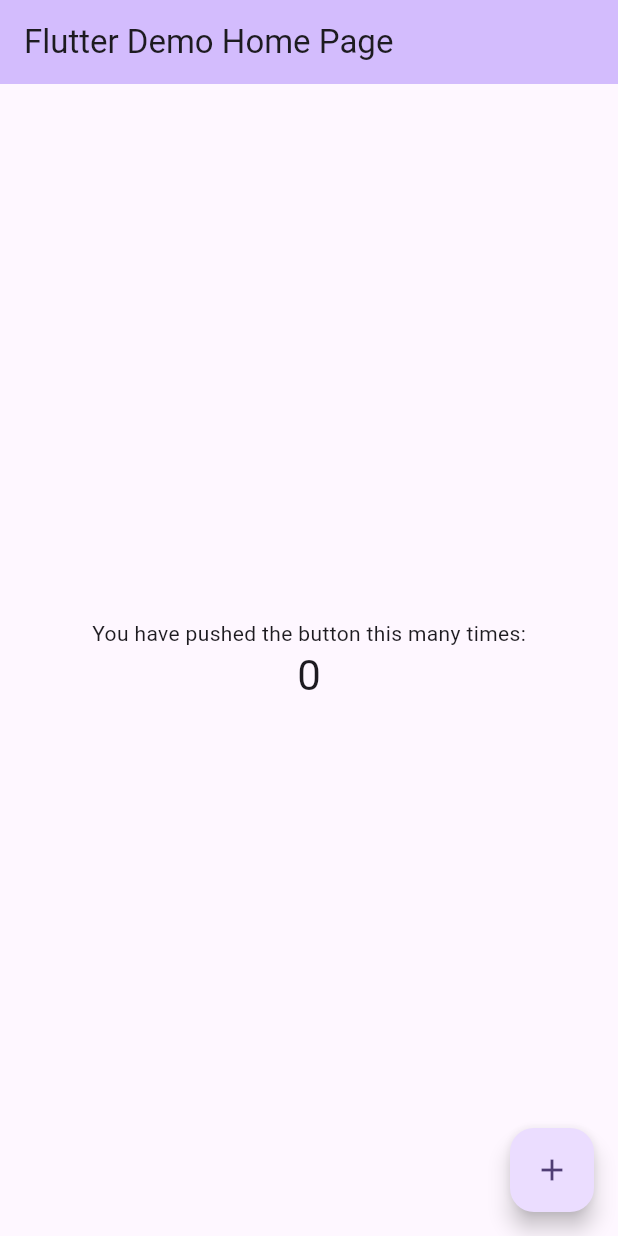
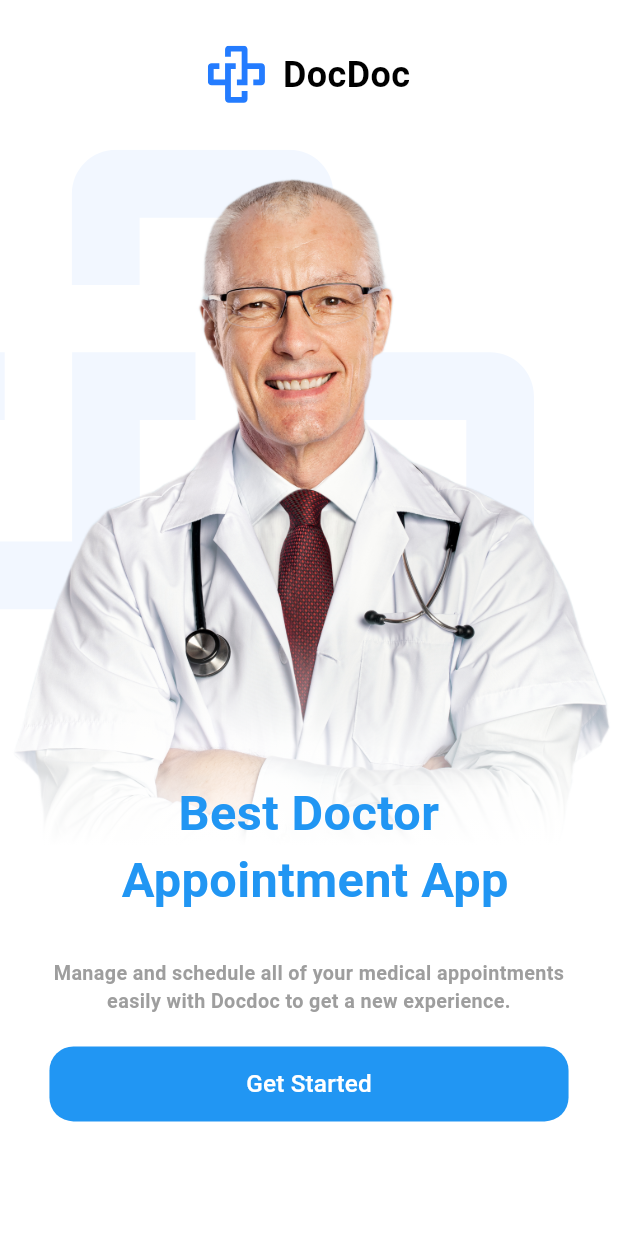
Before and after one commit to Hanyshahee/advanced-app, a Flutter app: the screen it shows after launch, on a phone screen of 412 x 824 dp. Run offline on Flutter 3.47's test engine with Material 3 defaults, Android fonts, the phone set to English and light mode, and no system bars; our stand-ins replace flutter_screenutil, flutter_svg, go_router.

Commit message:
- added images & svgs folder for assets -added flutter_svg &  Screen_utils -added flutter go_router & and made routing folder -made a file for Doc app client -added color & textstyles -added emity login screen

```diff
--- /dev/null
+++ b/lib/core/routing/routers.dart
@@ -0,0 +1,11 @@
+import 'package:advancedapp/features/on_bording/presentation/views/onbording_screen.dart';
+import 'package:go_router/go_router.dart';
+
+abstract class Approuter {
+  static final router = GoRouter(
+    initialLocation: '/',
+    routes: [
+      GoRoute(path:'/',builder: (context , state)=> const OnbordingScreen() )
+    ]
+  );
+}
--- /dev/null
+++ b/lib/core/theming/colors.dart
@@ -0,0 +1,6 @@
+import 'package:flutter/material.dart';
+
+class ColorsManger {
+  static const Color minBlue = Color(0xFF247CFF);
+  static const Color grey = Color(0xFF757575);
+}
--- /dev/null
+++ b/lib/core/theming/styles.dart
@@ -0,0 +1,25 @@
+import 'package:flutter/material.dart';
+import 'package:flutter_screenutil/flutter_screenutil.dart';
+
+class TextStyles {
+  static TextStyle font24black700weight = TextStyle(
+    fontSize: 24,
+    fontWeight: FontWeight.w700,
+    color: Colors.black,
+  );
+  static TextStyle font32boldblue =TextStyle(
+    fontSize: 32.sp,
+    fontWeight: FontWeight.bold,
+    color: Colors.blue,
+  );
+  static TextStyle font13gryregular =TextStyle(
+    fontSize: 13.sp,
+    fontWeight: FontWeight.bold,
+    color: Colors.grey,
+  );
+  static TextStyle font16whietsmibold =TextStyle(
+    fontSize: 16.sp,
+    fontWeight: FontWeight.w500,
+    color: Colors.white,
+  );
+}
--- /dev/null
+++ b/lib/doc_app.dart
@@ -0,0 +1,26 @@
+import 'package:advancedapp/core/routing/routers.dart';
+import 'package:advancedapp/core/theming/colors.dart';
+import 'package:flutter/material.dart';
+import 'package:flutter_screenutil/flutter_screenutil.dart';
+
+class DocApp extends StatelessWidget {
+  const DocApp({super.key});
+
+  @override
+  Widget build(BuildContext context) {
+    return ScreenUtilInit(
+      designSize: const Size(375, 812),
+      minTextAdapt: true,
+      splitScreenMode: true,
+      builder: (context, child) {
+        return MaterialApp.router(
+          title: 'Doc App',
+          theme: ThemeData(primaryColor: ColorsManger.minBlue,
+          scaffoldBackgroundColor: Colors.white),
+          debugShowCheckedModeBanner: false,
+          routerConfig:Approuter.router
+        );
+      },
+    );
+  }
+}
--- /dev/null
+++ b/lib/features/on_bording/presentation/views/onbording_screen.dart
@@ -0,0 +1,44 @@
+import 'package:advancedapp/core/theming/styles.dart';
+import 'package:advancedapp/features/on_bording/presentation/views/widgets/doc_logo_and_named.dart';
+import 'package:advancedapp/features/on_bording/presentation/views/widgets/doctor_image_and_text.dart';
+import 'package:advancedapp/features/on_bording/presentation/views/widgets/get_started_boutton.dart';
+import 'package:flutter/material.dart';
+import 'package:flutter_screenutil/flutter_screenutil.dart';
+
+class OnbordingScreen extends StatelessWidget {
+  const OnbordingScreen({super.key});
+
+  @override
+  Widget build(BuildContext context) {
+    return Scaffold(
+      body: SafeArea(
+        child: SingleChildScrollView(
+          child: Padding(
+            padding: EdgeInsets.only(top: 30.h, bottom: 30.h),
+            child: Column(
+              children: [
+                const DocLogoAndNamed(),
+                SizedBox(height: 30.h),
+                const DoctorImageAndText(),
+                Padding(
+                  padding: EdgeInsets.symmetric(horizontal: 30.w),
+                  child: Column(
+                    children: [
+                      Text(
+                        "Manage and schedule all of your medical appointments easily with Docdoc to get a new experience.",
+                        style: TextStyles.font13gryregular,
+                        textAlign: TextAlign.center,
+                      ),
+                      SizedBox(height: 20.h),
+                     const GetStartedBoutton(),
+                    ],
+                  ),
+                ),
+              ],
+            ),
+          ),
+        ),
+      ),
+    );
+  }
+}
--- /dev/null
+++ b/lib/features/on_bording/presentation/views/widgets/doc_logo_and_named.dart
@@ -0,0 +1,23 @@
+import 'package:advancedapp/core/theming/styles.dart';
+import 'package:flutter/material.dart';
+import 'package:flutter_screenutil/flutter_screenutil.dart';
+import 'package:flutter_svg/flutter_svg.dart';
+
+class DocLogoAndNamed extends StatelessWidget {
+  const DocLogoAndNamed({super.key});
+
+  @override
+  Widget build(BuildContext context) {
+    return Row(
+      mainAxisAlignment: MainAxisAlignment.center,
+      children: [
+        SvgPicture.asset("assets/svgs/docdoc_logo.svg"),
+        SizedBox(width: 10.w),
+        Text(
+          "DocDoc",
+          style: TextStyles.font24black700weight
+        ),
+      ],
+    );
+  }
+}
--- /dev/null
+++ b/lib/features/on_bording/presentation/views/widgets/doctor_image_and_text.dart
@@ -0,0 +1,37 @@
+import 'package:advancedapp/core/theming/styles.dart';
+import 'package:flutter/material.dart';
+import 'package:flutter_svg/svg.dart';
+
+class DoctorImageAndText extends StatelessWidget {
+  const DoctorImageAndText({super.key});
+
+  @override
+  Widget build(BuildContext context) {
+    return Stack(
+      children: [
+        SvgPicture.asset("assets/svgs/doc_doc_low_opacity.svg"),
+        Container(
+          foregroundDecoration: BoxDecoration(
+            gradient: LinearGradient(
+              colors: [Colors.white, Colors.white.withOpacity(0.0)],
+              begin: Alignment.bottomCenter,
+              end: Alignment.topCenter,
+              stops: const [0.14, 0.4],
+            ),
+          ),
+          child: Image.asset("assets/images/onbording_doctor.png"),
+        ),
+        Positioned(
+          bottom: 30,
+          left: 0,
+          right: 0,
+          child: Text(
+            "Best Doctor \n Appointment App",
+            textAlign: TextAlign.center,
+            style: TextStyles.font32boldblue.copyWith(height: 1.4),
+          ),
+        ),
+      ],
+    );
+  }
+}
--- /dev/null
+++ b/lib/features/on_bording/presentation/views/widgets/get_started_boutton.dart
@@ -0,0 +1,22 @@
+import 'package:advancedapp/core/theming/styles.dart';
+import 'package:flutter/material.dart';
+
+class GetStartedBoutton extends StatelessWidget {
+  const GetStartedBoutton({super.key});
+
+  @override
+  Widget build(BuildContext context) {
+    return TextButton(
+      onPressed: () {},
+      style: ButtonStyle(
+        backgroundColor: MaterialStateProperty.all(Colors.blue),
+        tapTargetSize: MaterialTapTargetSize.shrinkWrap,
+        minimumSize: MaterialStatePropertyAll(Size(double.infinity, 50)),
+        shape: MaterialStateProperty.all(
+          RoundedRectangleBorder(borderRadius: BorderRadius.circular(16)),
+        ),
+      ),
+      child: Text("Get Started", style: TextStyles.font16whietsmibold),
+    );
+  }
+}
--- a/lib/main.dart
+++ b/lib/main.dart
@@ -1,122 +1,5 @@
+import 'package:advancedapp/doc_app.dart';
 import 'package:flutter/material.dart';
-
-void main() {
-  runApp(const MyApp());
+main(){
+  runApp(const DocApp());
 }
-
-class MyApp extends StatelessWidget {
-  const MyApp({super.key});
-
-  // This widget is the root of your application.
-  @override
-  Widget build(BuildContext context) {
-    return MaterialApp(
-      title: 'Flutter Demo',
-      theme: ThemeData(
-        // This is the theme of your application.
-        //
-        // TRY THIS: Try running your application with "flutter run". You'll see
-        // the application has a purple toolbar. Then, without quitting the app,
-        // try changing the seedColor in the colorScheme below to Colors.green
-        // and then invoke "hot reload" (save your changes or press the "hot
-        // reload" button in a Flutter-supported IDE, or press "r" if you used
-        // the command line to start the app).
-        //
-        // Notice that the counter didn't reset back to zero; the application
-        // state is not lost during the reload. To reset the state, use hot
-        // restart instead.
-        //
-        // This works for code too, not just values: Most code changes can be
-        // tested with just a hot reload.
-        colorScheme: ColorScheme.fromSeed(seedColor: Colors.deepPurple),
-      ),
-      home: const MyHomePage(title: 'Flutter Demo Home Page'),
-    );
-  }
-}
-
-class MyHomePage extends StatefulWidget {
-  const MyHomePage({super.key, required this.title});
-
-  // This widget is the home page of your application. It is stateful, meaning
-  // that it has a State object (defined below) that contains fields that affect
-  // how it looks.
-
-  // This class is the configuration for the state. It holds the values (in this
-  // case the title) provided by the parent (in this case the App widget) and
-  // used by the build method of the State. Fields in a Widget subclass are
-  // always marked "final".
-
-  final String title;
-
-  @override
-  State<MyHomePage> createState() => _MyHomePageState();
-}
-
-class _MyHomePageState extends State<MyHomePage> {
-  int _counter = 0;
-
-  void _incrementCounter() {
-    setState(() {
-      // This call to setState tells the Flutter framework that something has
-      // changed in this State, which causes it to rerun the build method below
-      // so that the display can reflect the updated values. If we changed
-      // _counter without calling setState(), then the build method would not be
-      // called again, and so nothing would appear to happen.
-      _counter++;
-    });
-  }
-
-  @override
-  Widget build(BuildContext context) {
-    // This method is rerun every time setState is called, for instance as done
-    // by the _incrementCounter method above.
-    //
-    // The Flutter framework has been optimized to make rerunning build methods
-    // fast, so that you can just rebuild anything that needs updating rather
-    // than having to individually change instances of widgets.
-    return Scaffold(
-      appBar: AppBar(
-        // TRY THIS: Try changing the color here to a specific color (to
-        // Colors.amber, perhaps?) and trigger a hot reload to see the AppBar
-        // change color while the other colors stay the same.
-        backgroundColor: Theme.of(context).colorScheme.inversePrimary,
-        // Here we take the value from the MyHomePage object that was created by
-        // the App.build method, and use it to set our appbar title.
-        title: Text(widget.title),
-      ),
-      body: Center(
-        // Center is a layout widget. It takes a single child and positions it
-        // in the middle of the parent.
-        child: Column(
-          // Column is also a layout widget. It takes a list of children and
-          // arranges them vertically. By default, it sizes itself to fit its
-          // children horizontally, and tries to be as tall as its parent.
-          //
-          // Column has various properties to control how it sizes itself and
-          // how it positions its children. Here we use mainAxisAlignment to
-          // center the children vertically; the main axis here is the vertical
-          // axis because Columns are vertical (the cross axis would be
-          // horizontal).
-          //
-          // TRY THIS: Invoke "debug painting" (choose the "Toggle Debug Paint"
-          // action in the IDE, or press "p" in the console), to see the
-          // wireframe for each widget.
-          mainAxisAlignment: MainAxisAlignment.center,
-          children: <Widget>[
-            const Text('You have pushed the button this many times:'),
-            Text(
-              '$_counter',
-              style: Theme.of(context).textTheme.headlineMedium,
-            ),
-          ],
-        ),
-      ),
-      floatingActionButton: FloatingActionButton(
-        onPressed: _incrementCounter,
-        tooltip: 'Increment',
-        child: const Icon(Icons.add),
-      ), // This trailing comma makes auto-formatting nicer for build methods.
-    );
-  }
-}
```
Also changed, not shown: pubspec.yaml (+6 -2 lines), assets/images/onbording_doctor.png (added), assets/svgs/doc_doc_low_opacity.svg (added), assets/svgs/docdoc_logo.svg (added), pubspec.lock, 1 other file.
